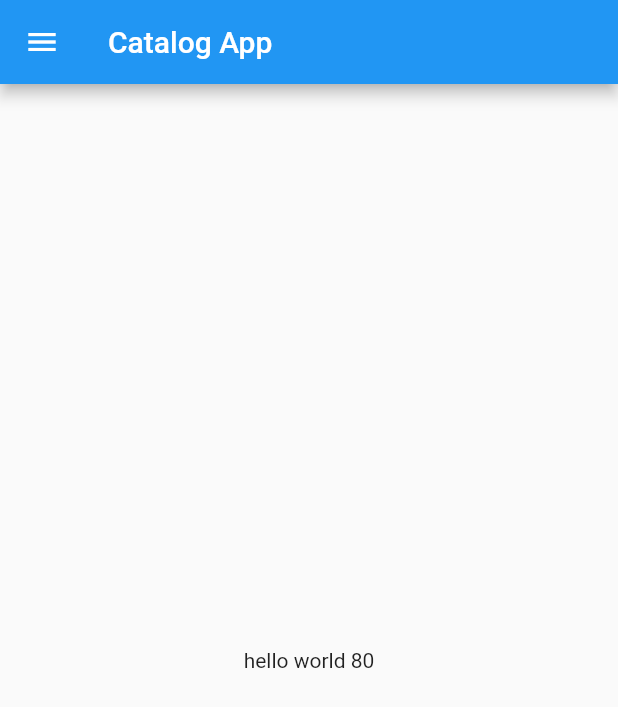
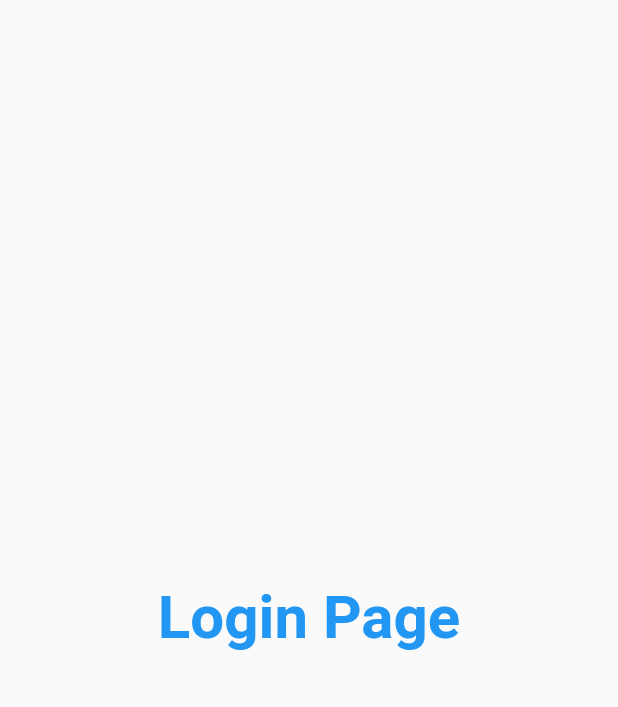
Before and after one commit to umeshraj1000/fluttercatalogue, a Flutter app: the screen it shows after launch, on a phone screen of 412 x 824 dp. Shown: the top 707 px of the screen. Run offline on Flutter 3.47's test engine with Material 2 defaults, Android fonts, the phone set to English and light mode, and no system bars.

Commit message:
Day 3 completed

```diff
--- /dev/null
+++ b/lib/loginpage.dart
@@ -0,0 +1,19 @@
+import 'package:flutter/material.dart';
+
+class LoginPage extends StatelessWidget {
+  @override
+  Widget build(BuildContext context) {
+    return Material(
+      child: Center(
+        child: Text(
+          "Login Page",
+          style: TextStyle(
+            fontSize: 40,
+            color: Colors.blue,
+            fontWeight: FontWeight.bold,
+          ),
+        ),
+      ),
+    );
+  }
+}
--- a/lib/main.dart
+++ b/lib/main.dart
@@ -1,5 +1,6 @@
 import 'package:flutter/material.dart';
-import 'package:flutter_catalog/homepage.dart';
+import 'package:flutter_catalog/loginpage.dart';
+import 'package:flutter_catalog/pages/homepage.dart';
 
 void main() {
   runApp(MyApp());
@@ -9,7 +10,14 @@ class MyApp extends StatelessWidget {
   @override
   Widget build(BuildContext context) {
     return MaterialApp(
-      home: HomePage(),
+      themeMode: ThemeMode.light,
+      theme: ThemeData(primarySwatch: Colors.deepPurple),
+      darkTheme: ThemeData(brightness: Brightness.dark),
+      initialRoute: "/login",
+      routes: {
+        "/": (context) => HomePage(),
+        "/login": (context) => LoginPage()
+      },
     );
   }
 }
--- /dev/null
+++ b/lib/material.dart
@@ -0,0 +1 @@
+// TODO Implement this library.
--- a/lib/homepage.dart
+++ b/lib/pages/homepage.dart
@@ -3,7 +3,7 @@ import 'package:flutter/material.dart';
 class HomePage extends StatelessWidget {
   @override
   Widget build(BuildContext context) {
-    final int days = 80;
+    final int days = 800;
     return Scaffold(
       appBar: AppBar(
         title: Text("Catalog App"),
```
